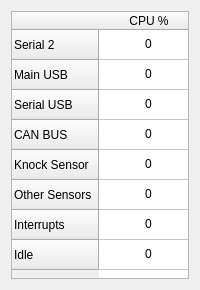
Before: the Qt Designer form GUI/ui/tasks.ui in fpoussin/MotoLink, drawn with Qt 5.
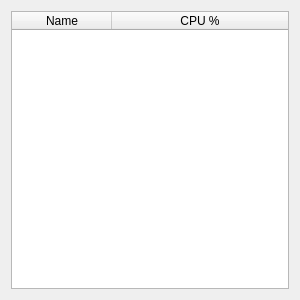
After: the same form once the commit is applied. Icons and pictures are not drawn.

Commit message: [Code/GUI] Implemented new monitoring.

Diff of the .ui file:
```diff
--- a/GUI/ui/tasks.ui
+++ b/GUI/ui/tasks.ui
@@ -6,20 +6,20 @@
    <rect>
     <x>0</x>
     <y>0</y>
-    <width>200</width>
-    <height>290</height>
+    <width>300</width>
+    <height>300</height>
    </rect>
   </property>
   <property name="minimumSize">
    <size>
-    <width>200</width>
-    <height>290</height>
+    <width>300</width>
+    <height>300</height>
    </size>
   </property>
   <property name="maximumSize">
    <size>
-    <width>200</width>
-    <height>290</height>
+    <width>300</width>
+    <height>500</height>
    </size>
   </property>
   <property name="windowTitle">
@@ -76,174 +76,22 @@
      <attribute name="verticalHeaderStretchLastSection">
       <bool>false</bool>
      </attribute>
-     <row>
+     <column>
       <property name="text">
-       <string>Serial 2</string>
+       <string>Name</string>
       </property>
-      <property name="icon">
-       <iconset resource="../res/oxygen.qrc">
-        <normaloff>:/oxygen/32x32/actions/network-disconnect.png</normaloff>:/oxygen/32x32/actions/network-disconnect.png</iconset>
+      <property name="textAlignment">
+       <set>AlignCenter</set>
       </property>
-     </row>
-     <row>
-      <property name="text">
-       <string>Main USB</string>
-      </property>
-      <property name="icon">
-       <iconset resource="../res/oxygen.qrc">
-        <normaloff>:/oxygen/32x32/devices/drive-removable-media-usb.png</normaloff>:/oxygen/32x32/devices/drive-removable-media-usb.png</iconset>
-      </property>
-     </row>
-     <row>
-      <property name="text">
-       <string>Serial USB</string>
-      </property>
-      <property name="icon">
-       <iconset resource="../res/oxygen.qrc">
-        <normaloff>:/oxygen/32x32/actions/network-disconnect.png</normaloff>:/oxygen/32x32/actions/network-disconnect.png</iconset>
-      </property>
-     </row>
-     <row>
-      <property name="text">
-       <string>CAN BUS</string>
-      </property>
-      <property name="icon">
-       <iconset resource="../res/oxygen.qrc">
-        <normaloff>:/oxygen/32x32/apps/esd.png</normaloff>:/oxygen/32x32/apps/esd.png</iconset>
-      </property>
-     </row>
-     <row>
-      <property name="text">
-       <string>Knock Sensor</string>
-      </property>
-      <property name="icon">
-       <iconset resource="../res/images/images.qrc">
-        <normaloff>:/images/explosion-hi.png</normaloff>:/images/explosion-hi.png</iconset>
-      </property>
-     </row>
-     <row>
-      <property name="text">
-       <string>Other Sensors</string>
-      </property>
-      <property name="icon">
-       <iconset resource="../res/images/images.qrc">
-        <normaloff>:/images/icon-afr-sensor.png</normaloff>:/images/icon-afr-sensor.png</iconset>
-      </property>
-     </row>
-     <row>
-      <property name="text">
-       <string>Interrupts</string>
-      </property>
-      <property name="icon">
-       <iconset resource="../res/oxygen.qrc">
-        <normaloff>:/oxygen/32x32/actions/quickopen-function.png</normaloff>:/oxygen/32x32/actions/quickopen-function.png</iconset>
-      </property>
-     </row>
-     <row>
-      <property name="text">
-       <string>Idle</string>
-      </property>
-      <property name="icon">
-       <iconset resource="../res/oxygen.qrc">
-        <normaloff>:/oxygen/32x32/actions/view-refresh.png</normaloff>:/oxygen/32x32/actions/view-refresh.png</iconset>
-      </property>
-     </row>
+     </column>
      <column>
       <property name="text">
        <string>CPU %</string>
       </property>
       <property name="textAlignment">
-       <set>AlignHCenter|AlignVCenter|AlignCenter</set>
+       <set>AlignCenter</set>
       </property>
      </column>
-     <item row="0" column="0">
-      <property name="text">
-       <string>0</string>
-      </property>
-      <property name="textAlignment">
-       <set>AlignHCenter|AlignVCenter|AlignCenter</set>
-      </property>
-      <property name="flags">
-       <set>NoItemFlags</set>
-      </property>
-     </item>
-     <item row="1" column="0">
-      <property name="text">
-       <string>0</string>
-      </property>
-      <property name="textAlignment">
-       <set>AlignHCenter|AlignVCenter|AlignCenter</set>
-      </property>
-      <property name="flags">
-       <set>NoItemFlags</set>
-      </property>
-     </item>
-     <item row="2" column="0">
-      <property name="text">
-       <string>0</string>
-      </property>
-      <property name="textAlignment">
-       <set>AlignHCenter|AlignVCenter|AlignCenter</set>
-      </property>
-      <property name="flags">
-       <set>NoItemFlags</set>
-      </property>
-     </item>
-     <item row="3" column="0">
-      <property name="text">
-       <string>0</string>
-      </property>
-      <property name="textAlignment">
-       <set>AlignHCenter|AlignVCenter|AlignCenter</set>
-      </property>
-      <property name="flags">
-       <set>NoItemFlags</set>
-      </property>
-     </item>
-     <item row="4" column="0">
-      <property name="text">
-       <string>0</string>
-      </property>
-      <property name="textAlignment">
-       <set>AlignHCenter|AlignVCenter|AlignCenter</set>
-      </property>
-      <property name="flags">
-       <set>NoItemFlags</set>
-      </property>
-     </item>
-     <item row="5" column="0">
-      <property name="text">
-       <string>0</string>
-      </property>
-      <property name="textAlignment">
-       <set>AlignHCenter|AlignVCenter|AlignCenter</set>
-      </property>
-      <property name="flags">
-       <set>NoItemFlags</set>
-      </property>
-     </item>
-     <item row="6" column="0">
-      <property name="text">
-       <string>0</string>
-      </property>
-      <property name="textAlignment">
-       <set>AlignHCenter|AlignVCenter|AlignCenter</set>
-      </property>
-      <property name="flags">
-       <set>NoItemFlags</set>
-      </property>
-     </item>
-     <item row="7" column="0">
-      <property name="text">
-       <string>0</string>
-      </property>
-      <property name="textAlignment">
-       <set>AlignHCenter|AlignVCenter|AlignCenter</set>
-      </property>
-      <property name="flags">
-       <set>NoItemFlags</set>
-      </property>
-     </item>
     </widget>
    </item>
   </layout>
```
Left out of the diff: 5 changed lines with no effect on the pictures. The commit also changes 5 other files.
